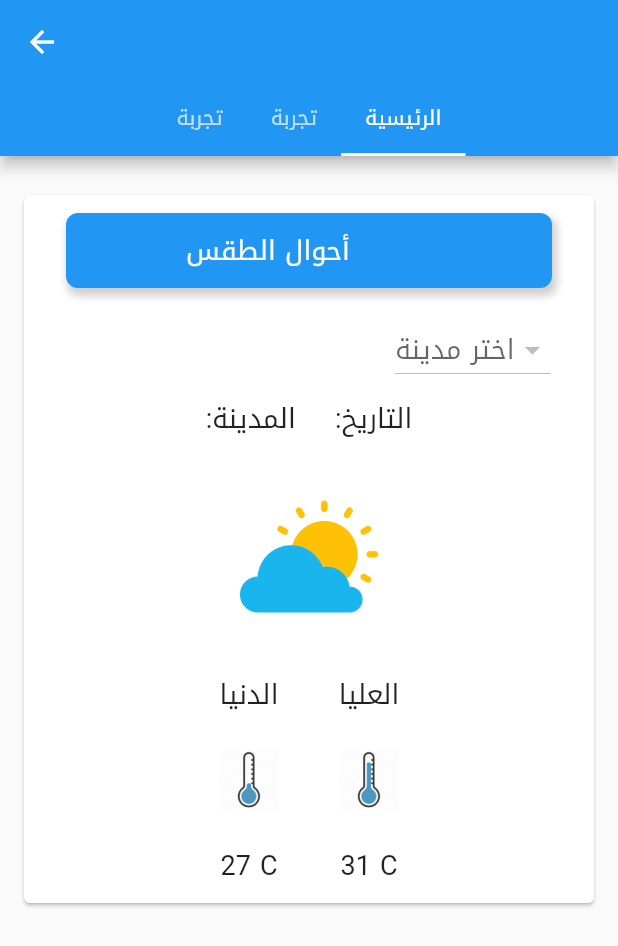
After one commit to mhdp/iraqibayt, a Flutter app: the Home screen opened by its route, on a phone screen of 412 x 824 dp. The commit adds this screen. Shown: the top 946 px of the screen. Run offline on Flutter 3.47's test engine with Material 2 defaults, Android fonts, the phone set to English and light mode, and no system bars; drawn by our look-alikes of getwidget; statements that could not run were skipped.

Commit message:
Add weather widget

```diff
--- a/lib/main.dart
+++ b/lib/main.dart
@@ -1,5 +1,6 @@
 import 'package:flutter/material.dart';
 import 'package:iraqibayt/widgets/welcome.dart';
+import 'file:///E:/Android_Studio_Projects/iraqibayt/lib/widgets/home/home.dart';
 
 void main() {
   runApp(MyApp());
@@ -19,6 +20,7 @@ class MyApp extends StatelessWidget {
       // home: MyHomePage(title: 'البيت العراقي'),
       routes: {
         Welcome.routeName: (context) => Welcome(),
+        Home.routeName: (context) => Home(),
       },
     );
   }
--- /dev/null
+++ b/lib/modules/City.dart
@@ -0,0 +1,7 @@
+class City {
+  final String id;
+  final String name;
+  //final List<Region> regions;
+
+  const City({this.id, this.name});
+}
--- /dev/null
+++ b/lib/widgets/home/home.dart
@@ -0,0 +1,81 @@
+import 'package:flutter/material.dart';
+import 'package:iraqibayt/widgets/home/weather_card.dart';
+//import 'package:getwidget/getwidget.dart';
+
+class Home extends StatefulWidget {
+  static const routeName = '/home';
+  @override
+  _HomeState createState() => _HomeState();
+}
+
+class _HomeState extends State<Home> with SingleTickerProviderStateMixin {
+  TabController tabController;
+
+  @override
+  void initState() {
+    super.initState();
+    tabController = TabController(length: 3, vsync: this, initialIndex: 2);
+  }
+
+  @override
+  void dispose() {
+    tabController.dispose();
+    super.dispose();
+  }
+
+  @override
+  Widget build(BuildContext context) {
+    return Scaffold(
+      appBar: AppBar(
+        centerTitle: true,
+        bottom: TabBar(
+          isScrollable: true,
+          controller: tabController,
+          tabs: [
+            Tab(
+              //icon: Icon(Icons.search),
+              child: Text(
+                "تجربة",
+              ),
+            ),
+            Tab(
+              //icon: Icon(Icons.restaurant),
+              child: Text(
+                "تجربة",
+              ),
+            ),
+            Tab(
+              //icon: Icon(Icons.home),
+              child: Text(
+                "الرئيسية",
+              ),
+            ),
+          ],
+        ),
+      ),
+      body: TabBarView(
+        controller: tabController,
+        children: <Widget>[
+          Container(
+            child: Icon(Icons.directions_bike),
+            color: Colors.red,
+          ),
+          Container(
+            child: Icon(Icons.directions_bus),
+            color: Colors.blue,
+          ),
+          Container(
+            child: SingleChildScrollView(
+              child: Column(
+                crossAxisAlignment: CrossAxisAlignment.stretch,
+                children: [
+                  WeatherCard(),
+                ],
+              ),
+            ),
+          ),
+        ],
+      ),
+    );
+  }
+}
--- /dev/null
+++ b/lib/widgets/home/weather_card.dart
@@ -0,0 +1,156 @@
+import 'package:flutter/cupertino.dart';
+import 'package:flutter/material.dart';
+import 'package:getwidget/getwidget.dart';
+import 'file:///E:/Android_Studio_Projects/iraqibayt/lib/modules/city.dart';
+
+class WeatherCard extends StatefulWidget {
+  @override
+  _WeatherCardState createState() => _WeatherCardState();
+}
+
+class _WeatherCardState extends State<WeatherCard> {
+  final List<City> cities = [
+    City(id: '1', name: 'بغداد'),
+    City(id: '2', name: 'الأنبار'),
+    City(id: '3', name: 'أربيل'),
+  ];
+  @override
+  Widget build(BuildContext context) {
+    return LayoutBuilder(
+      builder: (ctx, constraints) {
+        return Container(
+          padding: const EdgeInsets.symmetric(vertical: 10),
+          child: GFCard(
+            title: GFListTile(
+              padding: const EdgeInsets.symmetric(horizontal: 70),
+              color: Colors.blue,
+              title: Text(
+                'أحوال الطقس',
+                style: TextStyle(fontSize: 18, color: Colors.white),
+                textAlign: TextAlign.center,
+              ),
+            ),
+            content: Column(
+              crossAxisAlignment: CrossAxisAlignment.center,
+              children: <Widget>[
+                Container(
+                  alignment: Alignment.centerRight,
+                  padding: const EdgeInsets.all(5),
+                  child: DropdownButton<String>(
+                    elevation: 5,
+                    hint: Text(
+                      'اختر مدينة',
+                      style: TextStyle(fontSize: 18),
+                    ),
+                    items: cities.map((City city) {
+                      return new DropdownMenuItem<String>(
+                        value: city.id,
+                        child: new Text(
+                          city.name,
+                          textAlign: TextAlign.right,
+                        ),
+                      );
+                    }).toList(),
+                    onChanged: (_) {},
+                  ),
+                ),
+                Row(
+                  mainAxisAlignment: MainAxisAlignment.center,
+                  children: <Widget>[
+                    Container(
+                      alignment: Alignment.center,
+                      padding: const EdgeInsets.symmetric(horizontal: 10),
+                      child: Text(
+                        ':المدينة ',
+                        style: TextStyle(
+                          fontSize: 18,
+                        ),
+                      ),
+                    ),
+                    Container(
+                      alignment: Alignment.center,
+                      padding: const EdgeInsets.symmetric(horizontal: 10),
+                      child: Text(
+                        ':التاريخ',
+                        style: TextStyle(
+                          fontSize: 18,
+                        ),
+                      ),
+                    ),
+                  ],
+                ),
+                Container(
+                  padding: const EdgeInsets.all(20.0),
+                  height: 150,
+                  child: Image.asset(
+                    'assets/images/weather.png',
+                    fit: BoxFit.cover,
+                  ),
+                ),
+                Row(
+                  mainAxisAlignment: MainAxisAlignment.center,
+                  children: <Widget>[
+                    Container(
+                      child: Column(
+                        children: <Widget>[
+                          Text(
+                            'الدنيا',
+                            style: TextStyle(
+                              fontSize: 18,
+                            ),
+                          ),
+                          Container(
+                            padding: const EdgeInsets.all(20.0),
+                            height: 80,
+                            alignment: Alignment.center,
+                            child: Image.asset(
+                              'assets/images/min_temp.png',
+                              fit: BoxFit.cover,
+                            ),
+                          ),
+                          Text(
+                            '27 C',
+                            style: TextStyle(
+                              fontSize: 18,
+                            ),
+                          ),
+                        ],
+                      ),
+                    ),
+                    Container(
+                      alignment: Alignment.center,
+                      child: Column(
+                        children: <Widget>[
+                          Text(
+                            'العليا',
+                            style: TextStyle(
+                              fontSize: 18,
+                            ),
+                          ),
+                          Container(
+                            padding: const EdgeInsets.all(20.0),
+                            height: 80,
+                            child: Image.asset(
+                              'assets/images/max_temp.png',
+                              fit: BoxFit.cover,
+                            ),
+                          ),
+                          Text(
+                            '31 C',
+                            style: TextStyle(
+                              fontSize: 18,
+                            ),
+                          ),
+                        ],
+                      ),
+                    ),
+                  ],
+                ),
+              ],
+            ),
+          ),
+        );
+      },
+    );
+  }
+}
--- a/lib/widgets/welcome.dart
+++ b/lib/widgets/welcome.dart
@@ -1,8 +1,13 @@
 import 'package:flutter/cupertino.dart';
 import 'package:flutter/material.dart';
+import 'file:///E:/Android_Studio_Projects/iraqibayt/lib/widgets/home/home.dart';
 
 class Welcome extends StatelessWidget {
   static const routeName = '/';
+
+  void _selectHome(BuildContext context) {
+    Navigator.of(context).pushNamed(Home.routeName);
+  }
 
   @override
   Widget build(BuildContext context) {
@@ -142,7 +147,7 @@ class Welcome extends StatelessWidget {
                     textAlign: TextAlign.center,
                     style: TextStyle(fontSize: 18, color: Color(0xff345290)),
                   ),
-                  onPressed: null,
+                  onPressed: () => _selectHome(context),
                   shape: RoundedRectangleBorder(
                     borderRadius: new BorderRadius.circular(5.0),
                   ),
--- a/pubspec.yaml
+++ b/pubspec.yaml
@@ -29,6 +29,8 @@ dependencies:
   # Use with the CupertinoIcons class for iOS style icons.
   cupertino_icons: ^0.1.3
 
+  getwidget: ^1.1.0
+
 dev_dependencies:
   flutter_test:
     sdk: flutter
@@ -50,6 +52,9 @@ flutter:
     - assets/images/facebook.png
     - assets/images/google.png
     - assets/images/whatsapp.png
+    - assets/images/weather.png
+    - assets/images/min_temp.png
+    - assets/images/max_temp.png
 
   # An image asset can refer to one or more resolution-specific "variants", see
   # https://flutter.dev/assets-and-images/#resolution-aware.
```
Also changed, not shown: assets/images/max_temp.png (added), assets/images/min_temp.png (added), assets/images/weather.png (added), pubspec.lock.
